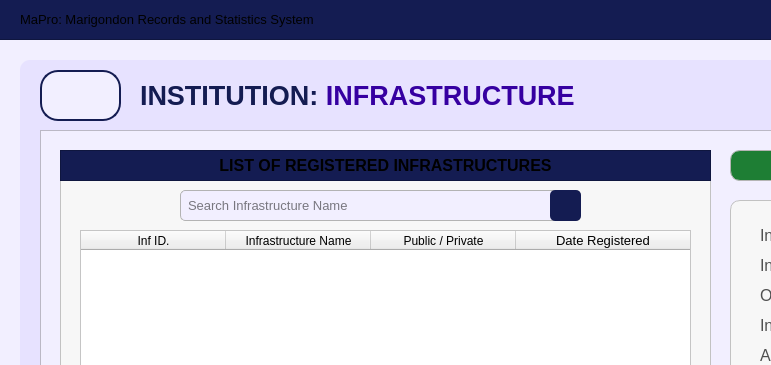
Old version of the form UI/MainPages/InstitutionPages/infrastructure.ui in the repository Yohhannn/Barangay-Records-Statistics-System; both pictures show x 0 to 771 and y 0 to 365 of the 1350 by 850 pixel window.
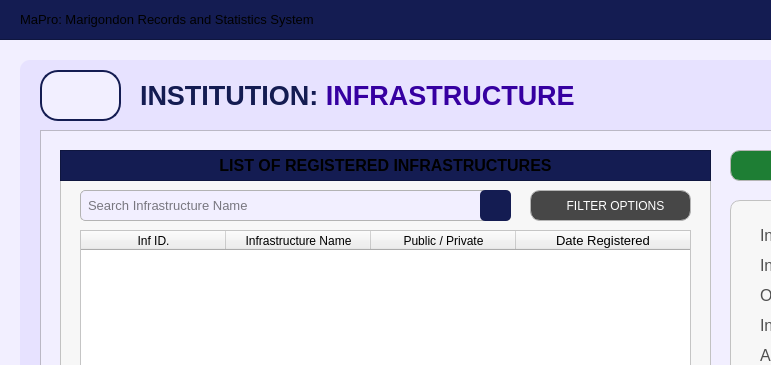
New version of the form. Icons and pictures are not drawn.

Commit message: [ Minor Update V3.1.3 ] + Fixed Icon For Filter Not Appearing. -JP

What changed in the file:
```diff
--- a/UI/MainPages/InstitutionPages/infrastructure.ui
+++ b/UI/MainPages/InstitutionPages/infrastructure.ui
@@ -285,9 +285,9 @@
      <widget class="QLineEdit" name="inst_InfraName_fieldSearch">
       <property name="geometry">
        <rect>
-        <x>120</x>
+        <x>20</x>
         <y>40</y>
-        <width>401</width>
+        <width>431</width>
         <height>31</height>
        </rect>
       </property>
@@ -317,7 +317,7 @@
      <widget class="QPushButton" name="inst_InfraName_buttonSearch">
       <property name="geometry">
        <rect>
-        <x>490</x>
+        <x>420</x>
         <y>40</y>
         <width>31</width>
         <height>31</height>
@@ -467,6 +467,61 @@
        </property>
       </column>
      </widget>
+     <widget class="QPushButton" name="InfrastructureList_buttonFilter">
+      <property name="geometry">
+       <rect>
+        <x>470</x>
+        <y>40</y>
+        <width>161</width>
+        <height>31</height>
+       </rect>
+      </property>
+      <property name="font">
+       <font>
+        <family>Arial</family>
+        <pointsize>9</pointsize>
+       </font>
+      </property>
+      <property name="cursor">
+       <cursorShape>PointingHandCursor</cursorShape>
+      </property>
+      <property name="focusPolicy">
+       <enum>Qt::FocusPolicy::NoFocus</enum>
+      </property>
+      <property name="styleSheet">
+       <string notr="true">#InfrastructureList_buttonFilter {
+    background-color:  #474747;
+    color: white;
+    border: 1px solid #b5b5b5;
+    border-radius: 10px;
+    padding: 10px; 
+}
+
+#InfrastructureList_buttonFilter:hover {
+    background-color: #636363;
+    color: white; 
+}
+
+#InfrastructureList_buttonFilter:pressed {
+    background-color: #bfbfbf;
+    color: white; 
+}
+</string>
+      </property>
+      <property name="text">
+       <string>   FILTER OPTIONS</string>
+      </property>
+      <property name="icon">
+       <iconset>
+        <normaloff>../../../Assets/FuncIcons/icon_filter.svg</normaloff>../../../Assets/FuncIcons/icon_filter.svg</iconset>
+      </property>
+      <property name="iconSize">
+       <size>
+        <width>18</width>
+        <height>18</height>
+       </size>
+      </property>
+     </widget>
     </widget>
     <widget class="QPushButton" name="inst_infra_button_remove">
      <property name="geometry">
```
The commit also changes 7 other files.
